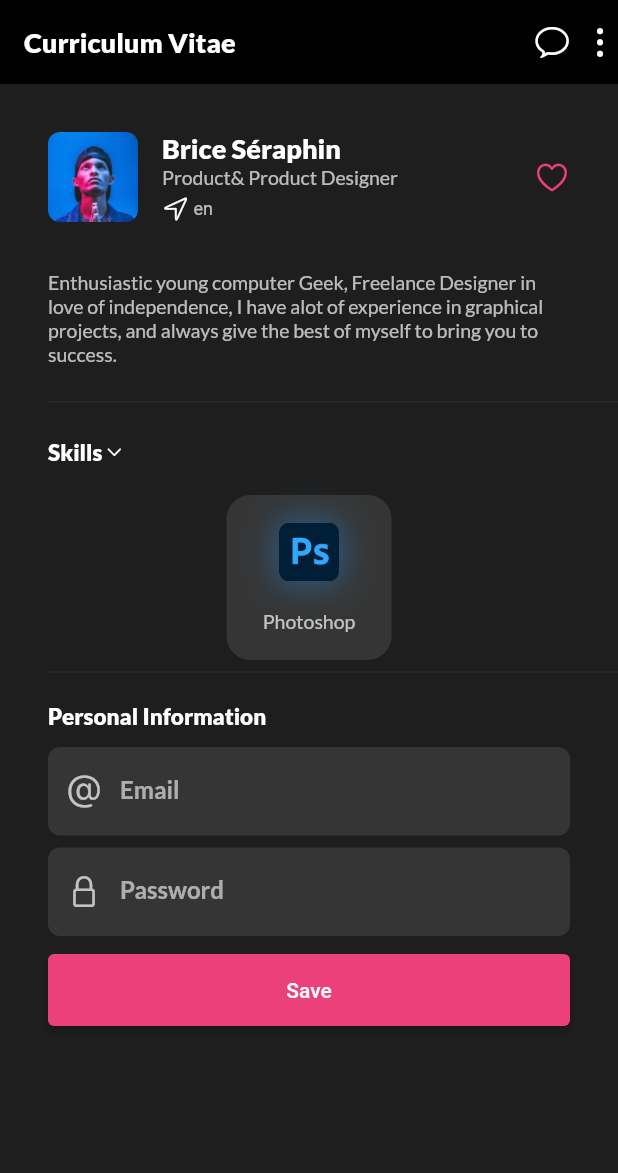
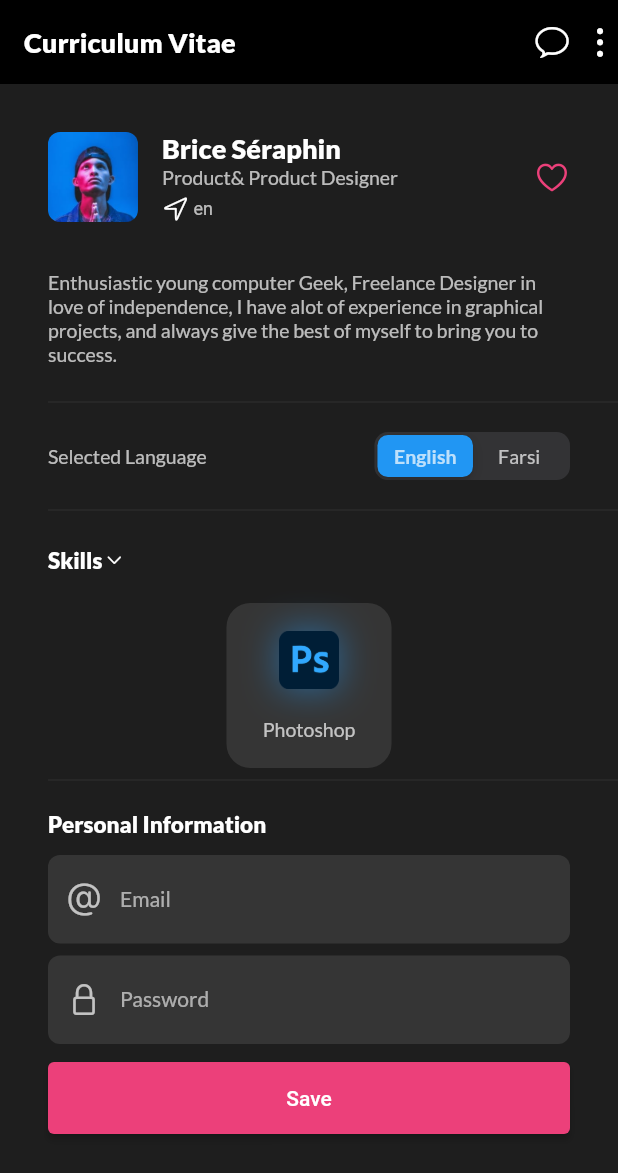
Before and after one commit to AtaMeydani/profile-app, a Flutter app: the screen it shows after launch, on a phone screen of 412 x 824 dp. Shown: the top 1173 px of the screen. Run offline on Flutter 3.47's test engine with Material 2 defaults, Android fonts, the phone set to English and light mode, and no system bars; our stand-ins replace google_fonts; generated files the repository leaves out were written again.

Commit message:
add toggleLanguage button

```diff
--- a/lib/consts.dart
+++ b/lib/consts.dart
@@ -5,3 +5,8 @@ enum Skill {
   afterEffect,
   lightRoom,
 }
+
+enum Language {
+  en,
+  fa,
+}
--- a/lib/main.dart
+++ b/lib/main.dart
@@ -42,6 +42,12 @@ class _MainAppState extends State<MainApp> {
             } else {
               _themeMode = ThemeMode.dark;
             }
+          });
+        },
+        toggleLanguage: (Language selectedLanguage) {
+          setState(() {
+            _locale =
+                selectedLanguage == Language.en ? Locale('en') : Locale('fa');
           });
         },
       ),
@@ -95,6 +101,7 @@ class MyAppThemeConfig {
         foregroundColor: primaryTextColor,
       ),
       inputDecorationTheme: InputDecorationTheme(
+        labelStyle: TextStyle(fontSize: 14, fontWeight: FontWeight.normal),
         border: OutlineInputBorder(
           borderRadius: BorderRadius.circular(8),
           borderSide: BorderSide.none,
@@ -150,7 +157,14 @@ class MyAppThemeConfig {
         ),
         bodyMedium: TextStyle(
           fontSize: 13,
+          height: 1.5,
           color: secondaryTextColor,
+          fontFamily: 'IranYekan',
+        ),
+        bodySmall: TextStyle(
+          fontFamily: 'IranYekan',
+        ),
+        labelLarge: TextStyle(
           fontFamily: 'IranYekan',
         ),
       );
@@ -158,8 +172,10 @@ class MyAppThemeConfig {
 
 class MyHomePage extends StatefulWidget {
   final Function() toggleThemeMode;
+  final Function(Language language) toggleLanguage;
 
-  const MyHomePage({super.key, required this.toggleThemeMode});
+  const MyHomePage(
+      {super.key, required this.toggleThemeMode, required this.toggleLanguage});
 
   @override
   State<MyHomePage> createState() => _MyHomePageState();
@@ -167,10 +183,18 @@ class MyHomePage extends StatefulWidget {
 
 class _MyHomePageState extends State<MyHomePage> {
   Skill selectedSkill = Skill.photoshop;
+  Language selectedLanguage = Language.en;
 
   void updateSelectedSkill(Skill selectedSkill) {
     setState(() {
       this.selectedSkill = selectedSkill;
+    });
+  }
+
+  void updateSelectedLanguage(Language selectedLanguage) {
+    widget.toggleLanguage(selectedLanguage);
+    setState(() {
+      this.selectedLanguage = selectedLanguage;
     });
   }
 
@@ -260,12 +284,30 @@ class _MyHomePageState extends State<MyHomePage> {
           ),
           Divider(),
           Padding(
+            padding: const EdgeInsets.symmetric(vertical: 12, horizontal: 32),
+            child: Row(
+              mainAxisAlignment: MainAxisAlignment.spaceBetween,
+              children: [
+                Text(localization.selectedLanguage),
+                CupertinoSlidingSegmentedControl<Language>(
+                    groupValue: selectedLanguage,
+                    thumbColor: Theme.of(context).colorScheme.primary,
+                    children: {
+                      Language.en: Text(localization.enLanguage),
+                      Language.fa: Text(localization.faLanguage),
+                    },
+                    onValueChanged: (value) => updateSelectedLanguage(value!))
+              ],
+            ),
+          ),
+          Divider(),
+          Padding(
             padding: const EdgeInsets.fromLTRB(32, 16, 32, 20),
             child: Row(
               crossAxisAlignment: CrossAxisAlignment.center,
               children: [
                 Text(
-                  "Skills",
+                  localization.skills,
                   style: Theme.of(context)
                       .textTheme
                       .bodyLarge!
```
